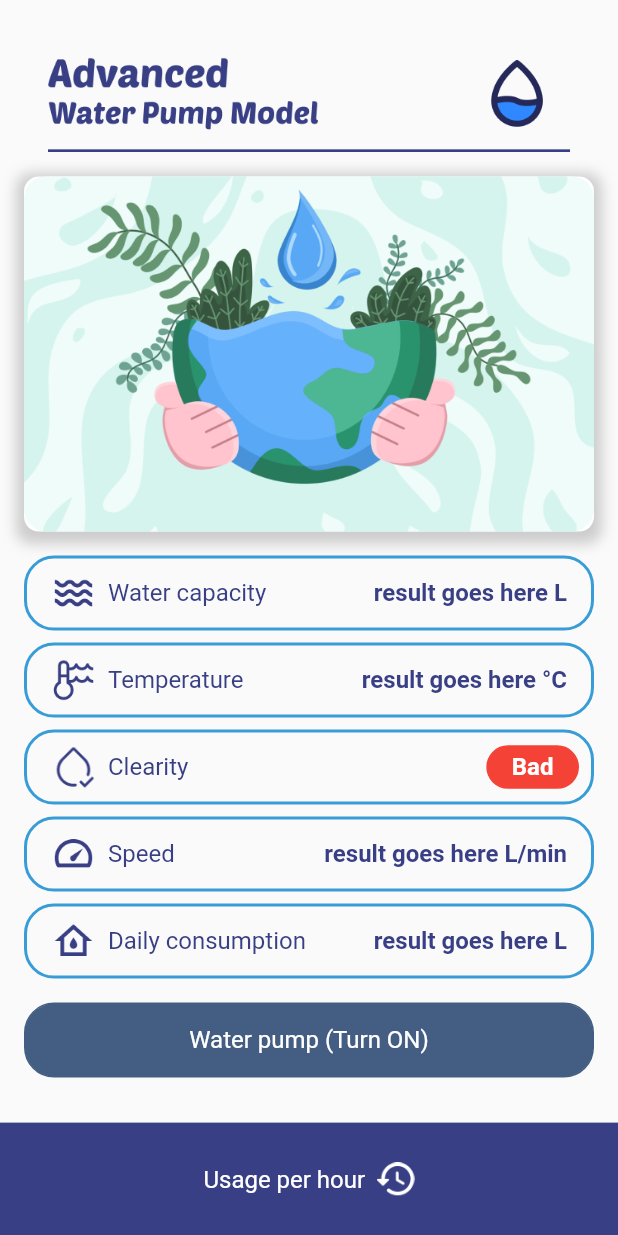
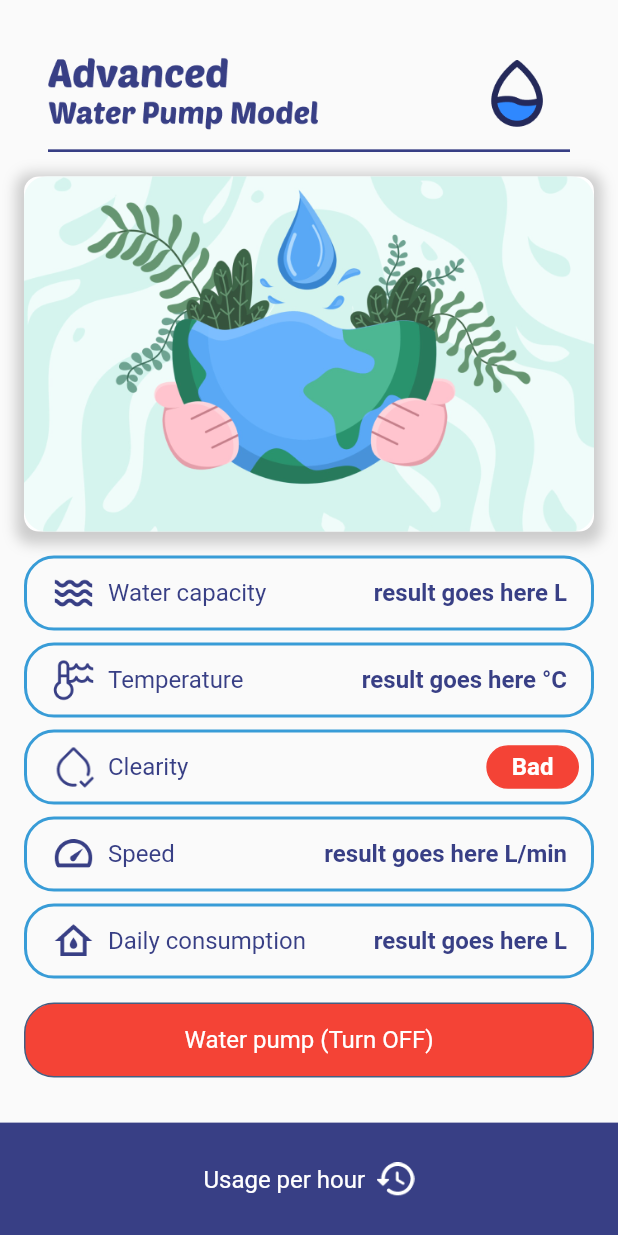
Before and after one commit to ChanakaDev/water-tank-app, a Flutter app: the screen it shows after launch, on a phone screen of 412 x 824 dp. Run offline on Flutter 3.47's test engine with Material 2 defaults, Android fonts, the phone set to English and light mode, and no system bars; our stand-ins replace firebase_core, firebase_database; accounts and stored records are empty.

Commit message:
WTA-05 - Added the waterpump on off button

```diff
--- a/lib/main.dart
+++ b/lib/main.dart
@@ -41,6 +41,8 @@ class _HomeScreenState extends State<HomeScreen> {
   String _clearity = "result goes here";
   String _speed = "result goes here";
   String _dailyConsumption = "result goes here";
+
+  bool isWaterPumpTurnedOn = false;
 
   @override
   void initState() {
@@ -150,6 +152,22 @@ class _HomeScreenState extends State<HomeScreen> {
     } catch (e) {
       print("Error $e");
     }
+  }
+
+  void _turnOnWaterPump() {
+    print("Inside the turn on water pump button");
+    _database.child('/PUMP_turn_on_button').set(1);
+    setState(() {
+      isWaterPumpTurnedOn = true;
+    });
+  }
+
+  void _turnOffWaterPump() {
+    print("Inside the turn on water pump button");
+    _database.child('/PUMP_turn_on_button').set(0);
+    setState(() {
+      isWaterPumpTurnedOn = false;
+    });
   }
 
   @override
@@ -278,13 +296,17 @@ class _HomeScreenState extends State<HomeScreen> {
   InkWell waterPumpButtonBuilder() {
     return InkWell(
       onTap: () {
-        print("Button clicked");
+        if (isWaterPumpTurnedOn == true) {
+          _turnOffWaterPump();
+        } else {
+          _turnOnWaterPump();
+        }
       },
       child: Container(
         height: 50,
         width: double.infinity,
         decoration: BoxDecoration(
-          color: const Color(0xff435E82),
+          color: isWaterPumpTurnedOn ? const Color(0xff435E82) : Colors.red,
           border: Border.all(
             color: const Color(0xff435E82),
           ),
@@ -298,10 +320,12 @@ class _HomeScreenState extends State<HomeScreen> {
           top: 8.0,
         ),
         // color: const Color(0xff435E82),
-        child: const Center(
+        child: Center(
           child: Text(
-            "Water pump (Turn ON)",
-            style: TextStyle(
+            isWaterPumpTurnedOn
+                ? "Water pump (Turn ON)"
+                : "Water pump (Turn OFF)",
+            style: const TextStyle(
               color: Colors.white,
               fontSize: 16.0,
             ),
```
